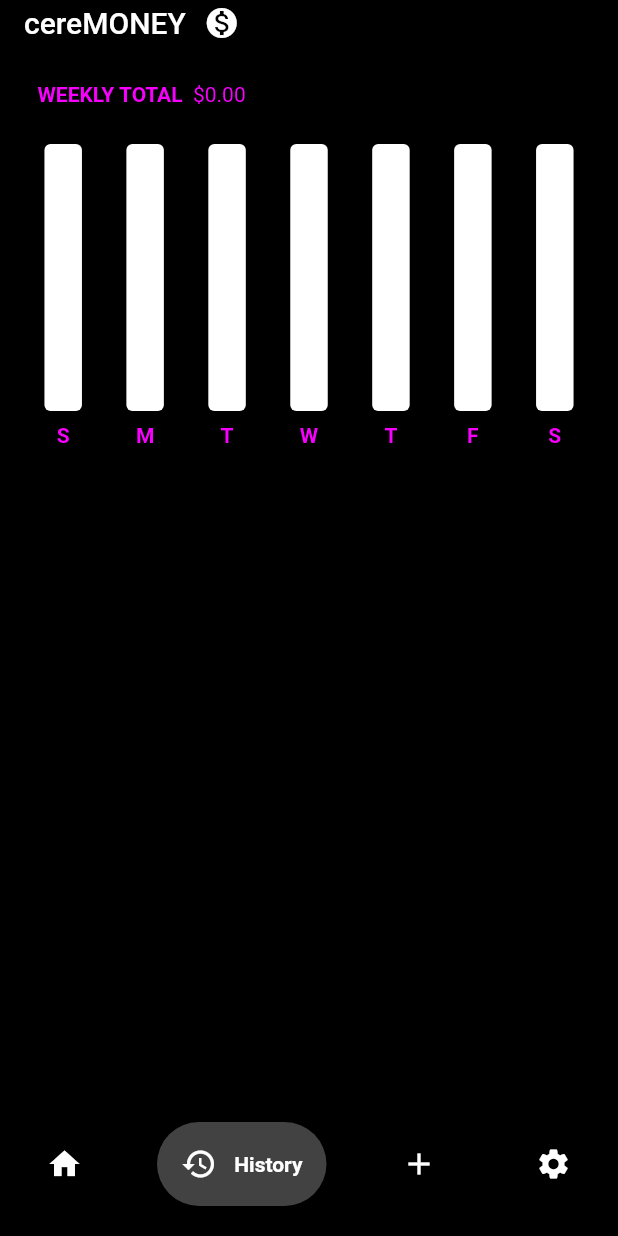
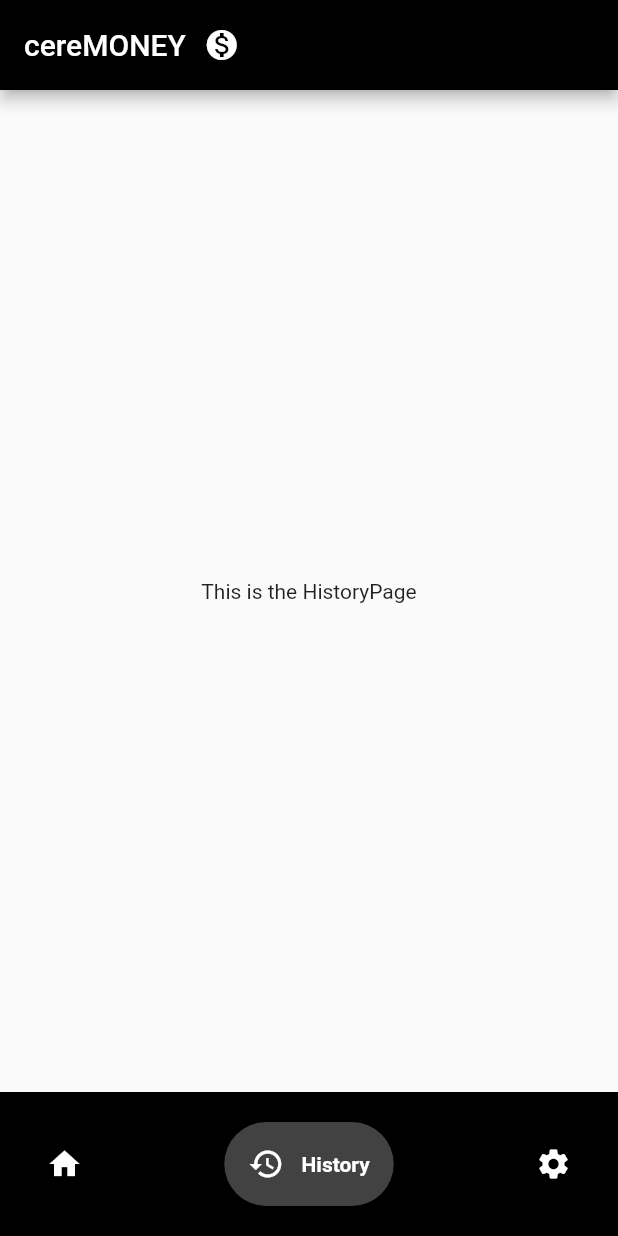
Before and after one commit to linuschui/cereMONEY, a Flutter app: the screen it shows after launch, item 2 of the bottom bar chosen, after a tap on the "monetization on" icon, on a phone screen of 412 x 824 dp. Run offline on Flutter 3.47's test engine with Material 2 defaults, Android fonts, the phone set to English and light mode, and no system bars; drawn by our look-alikes of fl_chart, google_nav_bar; our stand-ins replace flutter_slidable, hive, hive_flutter; accounts and stored records are empty.

Commit message:
created history page

```diff
--- /dev/null
+++ b/lib/pages/history.dart
@@ -0,0 +1,101 @@
+import 'package:flutter/material.dart';
+import 'package:google_nav_bar/google_nav_bar.dart';
+import 'package:money_manager/pages/home_page.dart';
+
+class HistoryPage extends StatefulWidget {
+  const HistoryPage({Key? key}) : super(key: key);
+
+  @override
+  _HistoryPageState createState() => _HistoryPageState();
+}
+
+class _HistoryPageState extends State<HistoryPage> {
+  int _selectedIndex = 1;
+
+  @override
+  Widget build(BuildContext context) {
+    return Scaffold(
+      appBar: AppBar(
+        automaticallyImplyLeading: false,
+        backgroundColor: Colors.black,
+        toolbarHeight: 60,
+        title: Row(
+          children: [
+            const Text('cereMONEY'),
+            IconButton(
+              icon: const Icon(Icons.monetization_on),
+              onPressed: () {
+                // Add the onPressed action here, e.g., open a drawer
+              },
+            ),
+          ],
+        ),
+      ),
+      body: const Center(
+        child: Text('This is the HistoryPage'),
+      ),
+      bottomNavigationBar: Container(
+        color: Colors.black,
+        child: Padding(
+          padding: const EdgeInsets.symmetric(horizontal: 15.0, vertical: 20.0),
+          child: GNav(
+            backgroundColor: Colors.black,
+            color: Colors.white,
+            activeColor: Colors.white,
+            gap: 8,
+            padding: const EdgeInsets.all(16),
+            tabs: [
+              GButton(
+                icon: Icons.home,
+                text: ' Home',
+                backgroundColor: _selectedIndex == 0
+                    ? Colors.grey.shade800 // Use grey when selected
+                    : Colors.transparent, // Use transparent when not selected
+              ),
+              GButton(
+                icon: Icons.history_outlined,
+                text: ' History',
+                backgroundColor: _selectedIndex == 1
+                    ? Colors.grey.shade800 // Use grey when selected
+                    : Colors.transparent, // Use transparent when not selected
+              ),
+              GButton(
+                icon: Icons.settings,
+                text: ' Settings',
+                backgroundColor: _selectedIndex == 2
+                    ? Colors.grey.shade800 // Use grey when selected
+                    : Colors.transparent, // Use transparent when not selected
+              ),
+            ],
+            selectedIndex: _selectedIndex,
+            onTabChange: (index) {
+              setState(() {
+                _selectedIndex = index;
+              });
+
+              // Navigate to the corresponding page when a button is pressed
+              if (index == 0) {
+                // Navigation for the Home tab (index 0)
+                // Add your navigation code here, for example:
+                // Navigator.push(context, MaterialPageRoute(builder: (context) => HomePage()));
+                Navigator.push(
+                  context,
+                  MaterialPageRoute(
+                    builder: (context) =>
+                        HomePage(), // Navigate to the HistoryPage
+                  ),
+                );
+              } else if (index == 1) {
+                // Navigation for the History tab (index 1) - Current page, no need for navigation.
+              } else if (index == 2) {
+                // Navigation for the Settings tab (index 2)
+                // Add your navigation code here, for example:
+                // Navigator.push(context, MaterialPageRoute(builder: (context) => SettingsPage()));
+              }
+            },
+          ),
+        ),
+      ),
+    );
+  }
+}
--- a/lib/pages/home_page.dart
+++ b/lib/pages/home_page.dart
@@ -3,6 +3,7 @@ import 'package:flutter/services.dart';
 import 'package:google_nav_bar/google_nav_bar.dart';
 import 'package:money_manager/components/expense_summary.dart';
 import 'package:money_manager/data/expense_data.dart';
+import 'package:money_manager/pages/history.dart';
 import 'package:provider/provider.dart';
 
 import '../components/expense_tile.dart';
@@ -111,13 +112,16 @@ class _HomePageState extends State<HomePage> {
     Provider.of<ExpenseData>(context, listen: false).deleteExpense(expense);
   }
 
+  int _selectedIndex = 0;
+
   @override
   Widget build(BuildContext context) {
     return Consumer<ExpenseData>(
       builder: (context, value, child) => Scaffold(
         appBar: AppBar(
+          automaticallyImplyLeading: false,
           backgroundColor: Colors.black,
-          toolbarHeight: 30,
+          toolbarHeight: 60,
           title: Row(
             // mainAxisAlignment: MainAxisAlignment.spaceBetween,
             children: [
@@ -166,19 +170,57 @@ class _HomePageState extends State<HomePage> {
               backgroundColor: Colors.black,
               color: Colors.white,
               activeColor: Colors.white,
-              tabBackgroundColor: Colors.grey.shade800,
               gap: 8,
               padding: const EdgeInsets.all(16),
               tabs: [
-                const GButton(icon: Icons.home, text: ' Home'),
-                const GButton(icon: Icons.history_outlined, text: ' History'),
+                GButton(
+                  icon: Icons.home,
+                  text: ' Home',
+                  backgroundColor: _selectedIndex == 0
+                      ? Colors.grey.shade800 // Use grey when selected
+                      : Colors.transparent,
+                ),
+                GButton(
+                  icon: Icons.history_outlined,
+                  text: ' History',
+                  backgroundColor: _selectedIndex == 0
+                      ? Colors.grey.shade800 // Use grey when selected
+                      : Colors.transparent,
+                ),
                 GButton(
                   icon: Icons.add,
                   text: ' Expense',
                   onPressed: addNewExpense,
+                  backgroundColor: _selectedIndex == 0
+                      ? Colors.grey.shade800 // Use grey when selected
+                      : Colors.transparent,
                 ),
-                const GButton(icon: Icons.settings, text: ' Settings')
+                GButton(
+                  icon: Icons.settings,
+                  text: ' Settings',
+                  backgroundColor: _selectedIndex == 0
+                      ? Colors.grey.shade800 // Use grey when selected
+                      : Colors.transparent,
+                )
               ],
+              selectedIndex: _selectedIndex,
+              onTabChange: (index) {
+                // Use setState to update the _selectedIndex and trigger a rebuild
+                setState(() {
+                  _selectedIndex = index;
+                });
+                // Navigate to the corresponding page when a button is pressed
+                if (index == 1) {
+                  Navigator.push(
+                    context,
+                    MaterialPageRoute(
+                      builder: (context) =>
+                          HistoryPage(), // Navigate to the HistoryPage
+                    ),
+                  );
+                }
+                // Add navigation for other buttons if needed
+              },
             ),
           ),
         ),
```
